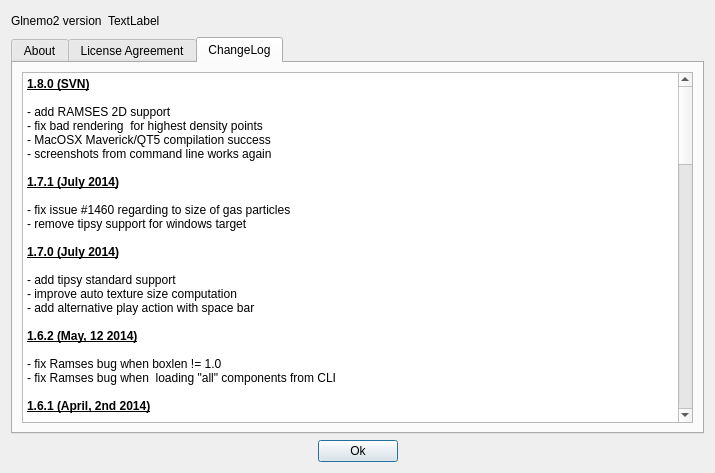
Qt form src/formabout.ui (jcldc/glnemo2) before a commit.
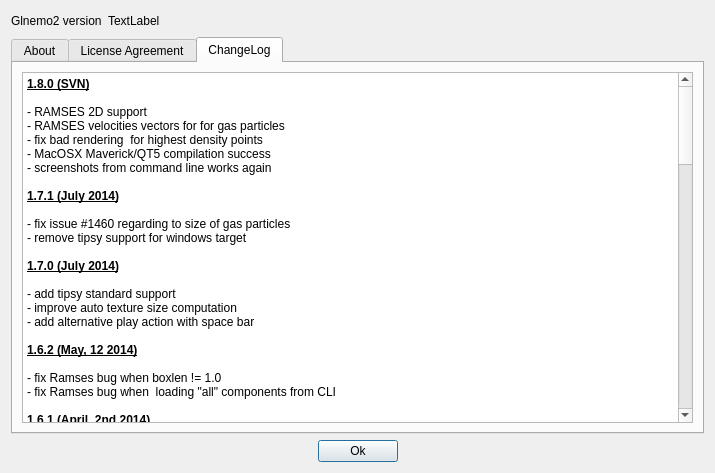
The same form after that commit. Icons and pictures are not drawn.

Commit message: add velocity vectors for ramses2D and fix temperature

```diff
--- a/src/formabout.ui
+++ b/src/formabout.ui
@@ -1029,7 +1029,8 @@
 &lt;td style=&quot;border: none;&quot;&gt;
 &lt;p style=&quot; margin-top:0px; margin-bottom:0px; margin-left:0px; margin-right:0px; -qt-block-indent:0; text-indent:0px;&quot;&gt;&lt;span style=&quot; font-weight:600; text-decoration: underline;&quot;&gt;1.8.0 (SVN)&lt;/span&gt;&lt;/p&gt;
 &lt;p style=&quot;-qt-paragraph-type:empty; margin-top:0px; margin-bottom:0px; margin-left:0px; margin-right:0px; -qt-block-indent:0; text-indent:0px; font-weight:600; text-decoration: underline;&quot;&gt;&lt;br /&gt;&lt;/p&gt;
-&lt;p style=&quot; margin-top:0px; margin-bottom:0px; margin-left:0px; margin-right:0px; -qt-block-indent:0; text-indent:0px;&quot;&gt;- add RAMSES 2D support&lt;/p&gt;
+&lt;p style=&quot; margin-top:0px; margin-bottom:0px; margin-left:0px; margin-right:0px; -qt-block-indent:0; text-indent:0px;&quot;&gt;- RAMSES 2D support&lt;/p&gt;
+&lt;p style=&quot; margin-top:0px; margin-bottom:0px; margin-left:0px; margin-right:0px; -qt-block-indent:0; text-indent:0px;&quot;&gt;- RAMSES velocities vectors for for gas particles&lt;/p&gt;
 &lt;p style=&quot; margin-top:0px; margin-bottom:0px; margin-left:0px; margin-right:0px; -qt-block-indent:0; text-indent:0px;&quot;&gt;- fix bad rendering  for highest density points&lt;/p&gt;
 &lt;p style=&quot; margin-top:0px; margin-bottom:0px; margin-left:0px; margin-right:0px; -qt-block-indent:0; text-indent:0px;&quot;&gt;- MacOSX Maverick/QT5 compilation success&lt;/p&gt;
 &lt;p style=&quot; margin-top:0px; margin-bottom:0px; margin-left:0px; margin-right:0px; -qt-block-indent:0; text-indent:0px;&quot;&gt;- screenshots from command line works again&lt;/p&gt;
```
The commit also changes 2 other files.
